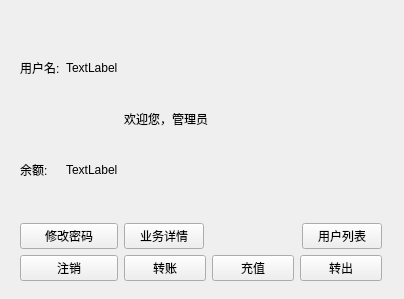
Before: the Qt Designer form src/client/userlobby.ui in Sean10/Bank, drawn with Qt 5.
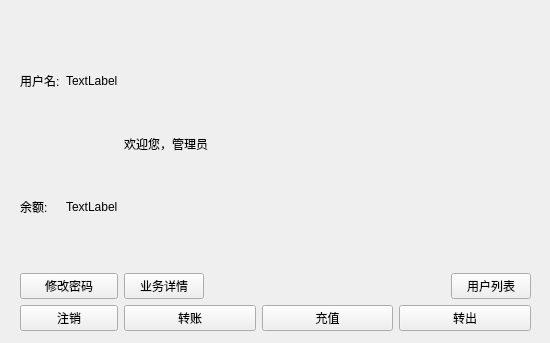
After: the same form once the commit is applied.

Diff of the .ui file:
```diff
--- a/src/client/userlobby.ui
+++ b/src/client/userlobby.ui
@@ -6,8 +6,8 @@
    <rect>
     <x>0</x>
     <y>0</y>
-    <width>404</width>
-    <height>299</height>
+    <width>550</width>
+    <height>343</height>
    </rect>
   </property>
   <property name="windowTitle">
@@ -18,8 +18,8 @@
     <rect>
      <x>20</x>
      <y>20</y>
-     <width>362</width>
-     <height>261</height>
+     <width>511</width>
+     <height>311</height>
     </rect>
    </property>
    <layout class="QHBoxLayout" name="horizontalLayout">
```
